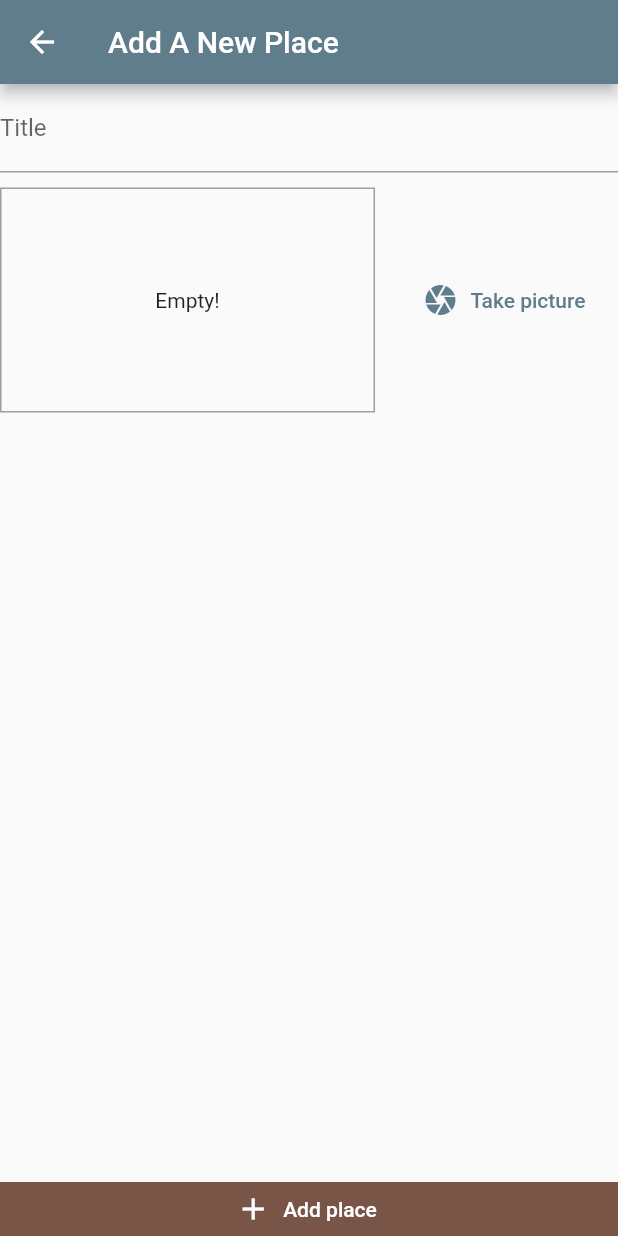
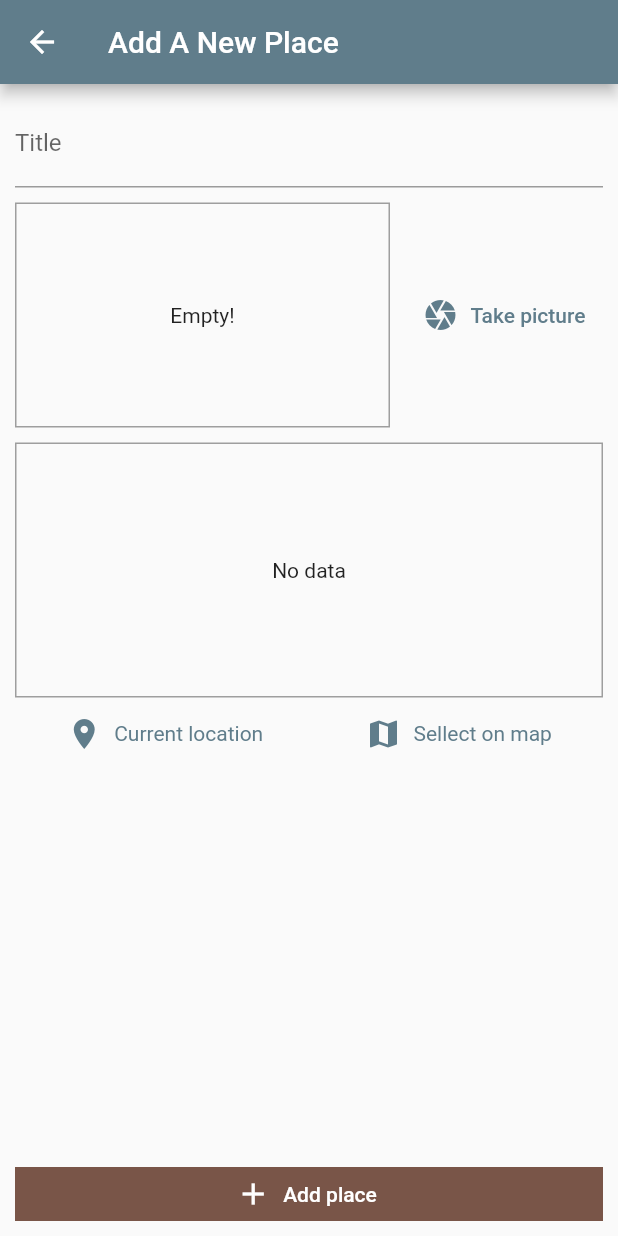
Before and after one commit to thq4n/flutter_great_places_app, a Flutter app: the AddPlaceScreen screen opened by its route, on a phone screen of 412 x 824 dp. Run offline on Flutter 3.47's test engine with Material 2 defaults, Android fonts, the phone set to English and light mode, and no system bars; our stand-ins replace flutter_map, image_picker, latlong2, location, sqflite; accounts and stored records are empty.

Commit message:
Pick location + get address from coordinates

```diff
--- a/lib/helpers/db_helper.dart
+++ b/lib/helpers/db_helper.dart
@@ -8,7 +8,7 @@ class DBHelper {
       path.join(dbPath, "greatplaces.db"),
       onCreate: (db, version) {
         return db.execute(
-            "CREATE TABLE place (id TEXT PRIMARY KEY, title TEXT, image TEXT)");
+            "CREATE TABLE place (id TEXT PRIMARY KEY, title TEXT, image TEXT, loc_lat REAL, loc_lng REAL, address TEXT)");
       },
       version: 1,
     );
--- a/lib/models/place.dart
+++ b/lib/models/place.dart
@@ -5,17 +5,17 @@ class PlaceLocation {
   final double longitude;
   final String address;
 
-  PlaceLocation({
+  const PlaceLocation({
     required this.latitude,
     required this.longitude,
-    required this.address,
+    this.address = "",
   });
 }
 
 class Place {
   final String id;
   final String title;
-  final PlaceLocation? location;
+  final PlaceLocation location;
   final File image;
 
   Place({
--- a/lib/providers/great_places_provider.dart
+++ b/lib/providers/great_places_provider.dart
@@ -2,6 +2,7 @@ import 'dart:io';
 
 import 'package:flutter/cupertino.dart';
 import 'package:flutter_great_places_app/helpers/db_helper.dart';
+import 'package:flutter_great_places_app/helpers/location_helper.dart';
 import 'package:flutter_great_places_app/models/place.dart';
 
 class GreatPlaces with ChangeNotifier {
@@ -11,11 +12,20 @@ class GreatPlaces with ChangeNotifier {
     return [..._items].reversed.toList();
   }
 
-  void addPlace(String title, File image) {
+  Future<void> addPlace(
+      String title, File image, PlaceLocation location) async {
+    final address = await LocationHelper.generatePreviewAddress(
+        latitude: location.latitude, longitude: location.longitude);
+
+    final updatedLocation = PlaceLocation(
+        latitude: location.latitude,
+        longitude: location.longitude,
+        address: address);
+
     final newPlace = Place(
       id: UniqueKey().toString(),
       title: title,
-      location: null,
+      location: updatedLocation,
       image: image,
     );
 
@@ -27,6 +37,9 @@ class GreatPlaces with ChangeNotifier {
       "id": newPlace.id,
       "title": newPlace.title,
       "image": newPlace.image.path,
+      "loc_lat": newPlace.location.latitude,
+      "loc_lng": newPlace.location.longitude,
+      "address": newPlace.location.address,
     });
   }
 
@@ -37,7 +50,11 @@ class GreatPlaces with ChangeNotifier {
           (item) => Place(
             id: item["id"],
             title: item["title"],
-            location: null,
+            location: PlaceLocation(
+              latitude: item["loc_lat"],
+              longitude: item["loc_lng"],
+              address: item["address"],
+            ),
             image: File(
               item["image"],
             ),
--- a/lib/screens/add_place_screen.dart
+++ b/lib/screens/add_place_screen.dart
@@ -1,8 +1,10 @@
 import 'dart:io';
 
 import 'package:flutter/material.dart';
+import 'package:flutter_great_places_app/models/place.dart';
 import 'package:flutter_great_places_app/providers/great_places_provider.dart';
 import 'package:flutter_great_places_app/widgets/image_input.dart';
+import 'package:flutter_great_places_app/widgets/location_input.dart';
 import 'package:provider/provider.dart';
 
 class AddPlaceScreen extends StatefulWidget {
@@ -15,19 +17,25 @@ class AddPlaceScreen extends StatefulWidget {
 class _AddPlaceScreenState extends State<AddPlaceScreen> {
   final _titleController = TextEditingController();
   File? _pickedImage;
+  PlaceLocation? _placeLocation;
+
+  void _setLocation(PlaceLocation newLocation) {
+      _placeLocation = newLocation;
+  }
 
   void _selectImage(File pickedImage) {
     _pickedImage = pickedImage;
   }
 
   void _savePlace() {
-    if (_titleController.text.isEmpty || _pickedImage == null) {
+    if (_titleController.text.isEmpty || _pickedImage == null || _placeLocation == null) {
       return;
     }
 
     Provider.of<GreatPlaces>(context, listen: false).addPlace(
       _titleController.text,
       _pickedImage!,
+      _placeLocation!,
     );
 
     Navigator.of(context).pop();
@@ -39,7 +47,9 @@ class _AddPlaceScreenState extends State<AddPlaceScreen> {
       appBar: AppBar(
         title: Text("Add A New Place"),
       ),
-      body: Column(
+      body: Padding(
+        padding: EdgeInsets.all(10),
+        child: Column(
           crossAxisAlignment: CrossAxisAlignment.stretch,
           children: [
             Expanded(
@@ -54,6 +64,10 @@ class _AddPlaceScreenState extends State<AddPlaceScreen> {
                       height: 10,
                     ),
                     ImageInput(_selectImage),
+                    SizedBox(
+                      height: 10,
+                    ),
+                    LocationInput(_setLocation),
                     SizedBox(
                       height: MediaQuery.of(context).size.height,
                     )
@@ -76,6 +90,7 @@ class _AddPlaceScreenState extends State<AddPlaceScreen> {
             ),
           ],
         ),
+      ),
     );
   }
 }
--- a/lib/screens/places_list_screen.dart
+++ b/lib/screens/places_list_screen.dart
@@ -38,6 +38,7 @@ class PlacesListScreen extends StatelessWidget {
                               backgroundImage: FileImage(place.image),
                             ),
                             title: Text(place.title),
+                            subtitle: Text(place.location.address),
                             onTap: () {},
                           );
                         },
--- /dev/null
+++ b/lib/widgets/location_input.dart
@@ -0,0 +1,128 @@
+import 'package:flutter/material.dart';
+import 'package:flutter_great_places_app/helpers/db_helper.dart';
+import 'package:flutter_great_places_app/helpers/location_helper.dart';
+import 'package:flutter_great_places_app/models/place.dart';
+import 'package:flutter_great_places_app/screens/map_screen.dart';
+import 'package:location/location.dart';
+
+class LocationInput extends StatefulWidget {
+  final Function setLocation;
+  LocationInput(this.setLocation);
+
+  @override
+  _LocationInputState createState() => _LocationInputState();
+}
+
+class _LocationInputState extends State<LocationInput> {
+  String? _previewImageUrl;
+  PlaceLocation? _placeLocation;
+
+  Future<void> _getCurrentUserLocationImage() async {
+    final locData = await Location().getLocation();
+    final staticMapImageUrl = LocationHelper.generatePreviewImageUrl(
+        latitude: locData.latitude!, longitude: locData.longitude!);
+
+    setState(() {
+      _previewImageUrl = staticMapImageUrl;
+    });
+
+    widget.setLocation(
+      PlaceLocation(latitude: locData.latitude!, longitude: locData.longitude!),
+    );
+  }
+
+  Future<void> _getUserSelectedLocationImage() async {
+    final staticMapImageUrl = LocationHelper.generatePreviewImageUrl(
+        latitude: _placeLocation!.latitude,
+        longitude: _placeLocation!.longitude);
+
+    setState(() {
+      _previewImageUrl = staticMapImageUrl;
+    });
+  }
+
+  Future<PlaceLocation> _getCurrentUserLocation() async {
+    final locData = await Location().getLocation();
+    return _placeLocation = PlaceLocation(
+        latitude: locData.latitude!, longitude: locData.longitude!);
+  }
+
+  Future<void> _selectOnMap() async {
+    _placeLocation = await _getCurrentUserLocation();
+    final selectedLocation = await Navigator.of(context).push(
+      MaterialPageRoute(
+        fullscreenDialog: true,
+        builder: (ctx) => MapScreen(
+          initialLocation: _placeLocation!,
+        ),
+      ),
+    );
+
+    if (selectedLocation == null) {
+      return;
+    }
+
+    _placeLocation = selectedLocation as PlaceLocation;
+
+    widget.setLocation(_placeLocation);
+
+    await _getUserSelectedLocationImage();
+  }
+
+  @override
+  Widget build(BuildContext context) {
+    return Column(
+      children: [
+        Container(
+          decoration: BoxDecoration(
+            border: Border.all(
+              width: 1,
+              color: Colors.grey,
+            ),
+          ),
+          height: 170,
+          width: double.infinity,
+          child: _previewImageUrl == null
+              ? Center(
+                  child: Text(
+                    "No data",
+                  ),
+                )
+              : Image.network(
+                  _previewImageUrl!,
+                  fit: BoxFit.cover,
+                  width: double.infinity,
+                ),
+        ),
+        Container(
+          width: double.infinity,
+          child: Row(
+            mainAxisAlignment: MainAxisAlignment.spaceAround,
+            children: [
+              TextButton.icon(
+                style: TextButton.styleFrom(
+                  textStyle: TextStyle(color: Theme.of(context).primaryColor),
+                ),
+                onPressed: _getCurrentUserLocationImage,
+                icon: Icon(Icons.location_on),
+                label: Text(
+                  "Current location",
+                ),
+              ),
+              TextButton.icon(
+                style: TextButton.styleFrom(
+                  textStyle: TextStyle(color: Theme.of(context).primaryColor),
+                ),
+                onPressed: _selectOnMap,
+                icon: Icon(Icons.map),
+                label: Text(
+                  "Sellect on map",
+                ),
+              ),
+            ],
+          ),
+        )
+      ],
+    );
+  }
+}
--- a/pubspec.yaml
+++ b/pubspec.yaml
@@ -28,6 +28,9 @@ dependencies:
   path_provider: ^2.0.2
   path: ^1.8.0
   sqflite: ^2.0.0+3
+  location: ^4.3.0
+  flutter_map: ^0.13.1
+  http: ^0.13.3
 
 
   # The following adds the Cupertino Icons font to your application.
```
Also changed, not shown: lib/helpers/location_helper.dart (added, +30 -0 lines), lib/screens/map_screen.dart (added, +94 -0 lines), pubspec.lock, 2 other files. Lines whose indentation alone changed are shown as unchanged.
